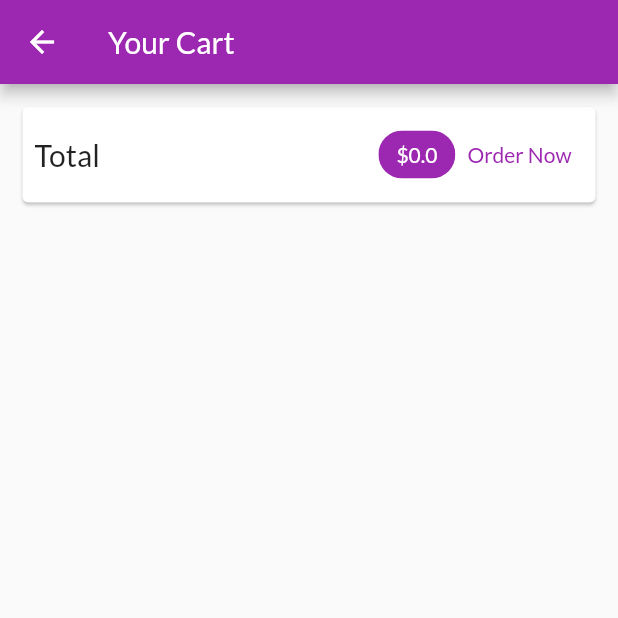
After one commit to bartvanhoey/FlutterTutorials, a Flutter app: the CartScreen screen opened by its route, on a phone screen of 412 x 824 dp, the top half of it. The commit adds this screen. Run offline on Flutter 3.47's test engine with Material 2 defaults, Android fonts, the phone set to English and light mode, and no system bars; network calls fail.

Commit message:
Update End Part 204

```diff
--- a/FlutterUdemy/shop_app/lib/main.dart
+++ b/FlutterUdemy/shop_app/lib/main.dart
@@ -2,6 +2,7 @@ import 'package:flutter/material.dart';
 import 'package:provider/provider.dart';
 import 'package:shop_app/providers/cart_provider.dart';
 import 'package:shop_app/providers/products_provider.dart';
+import 'package:shop_app/screens/cart_screen.dart';
 
 import './screens/product_detail_screen.dart';
 import './screens/products_overview_screen.dart';
@@ -24,12 +25,13 @@ class MyApp extends StatelessWidget {
         title: 'MyShop',
         theme: ThemeData(
             fontFamily: 'Lato',
-            colorScheme: ColorScheme.fromSwatch(primarySwatch: Colors.purple)
+            colorScheme: ColorScheme.fromSwatch(primarySwatch: Colors.purple, backgroundColor: Colors.purple)
                 .copyWith(secondary: Colors.deepOrange)),
-        home: ProductsOverviewScreen(),
+        home: const ProductsOverviewScreen(),
         routes: {
           ProductDetailScreen.routeName: (context) =>
-              const ProductDetailScreen()
+              const ProductDetailScreen(),
+          CartScreen.routeName: (context) => const CartScreen()
         },
       ),
     );
--- a/FlutterUdemy/shop_app/lib/providers/cart_provider.dart
+++ b/FlutterUdemy/shop_app/lib/providers/cart_provider.dart
@@ -24,6 +24,14 @@ class CartProvider with ChangeNotifier {
     return _items.length;
   }
 
+  double get totalAmount {
+    var total = 0.0;
+    _items.forEach((key, cartItem) {
+      total += cartItem.price * cartItem.quantity;
+    });
+    return total;
+  }
+
   void addItem(String productId, double price, String title) {
     if (_items.containsKey(productId)) {
       _items.update(
--- /dev/null
+++ b/FlutterUdemy/shop_app/lib/screens/cart_screen.dart
@@ -0,0 +1,45 @@
+import 'package:flutter/material.dart';
+import 'package:provider/provider.dart';
+import 'package:shop_app/providers/cart_provider.dart';
+
+class CartScreen extends StatelessWidget {
+  static const routeName = 'CartScreen';
+  const CartScreen({super.key});
+
+  @override
+  Widget build(BuildContext context) {
+    final cartProvider = Provider.of<CartProvider>(context);
+
+    return Scaffold(
+      appBar: AppBar(title: const Text('Your Cart')),
+      body: Column(children: [
+        Card(
+            margin: const EdgeInsets.all(15),
+            child: Padding(
+              padding: const EdgeInsets.all(8),
+              child: Row(
+                  mainAxisAlignment: MainAxisAlignment.spaceBetween,
+                  children: [
+                    const Text(
+                      'Total',
+                      style: TextStyle(fontSize: 20),
+                    ),
+                    const Spacer(),
+                    Chip(
+                        label: Text('\$${cartProvider.totalAmount}',
+                            style: TextStyle(
+                                color: Theme.of(context)
+                                    .primaryTextTheme
+                                    .titleMedium
+                                    ?.color)),
+                        backgroundColor: Theme.of(context).colorScheme.primary),
+                    TextButton(
+                      onPressed: () {},
+                      child: Text('Order Now'),
+                    )
+                  ]),
+            ))
+      ]),
+    );
+  }
+}
--- a/FlutterUdemy/shop_app/lib/screens/products_overview_screen.dart
+++ b/FlutterUdemy/shop_app/lib/screens/products_overview_screen.dart
@@ -2,6 +2,7 @@ import 'package:flutter/material.dart';
 import 'package:provider/provider.dart';
 import 'package:shop_app/providers/cart_provider.dart';
 import 'package:shop_app/providers/products_provider.dart';
+import 'package:shop_app/screens/cart_screen.dart';
 
 import '../widgets/products_grid.dart';
 import '../widgets/my_badge.dart';
@@ -33,7 +34,7 @@ class _ProductsOverviewScreenState extends State<ProductsOverviewScreen> {
                       (selectedValue == FilterOptions.favorites) ? true : false;
                 });
               },
-              icon: Icon(Icons.more_vert),
+              icon: const Icon(Icons.more_vert),
               itemBuilder: (_) => [
                 const PopupMenuItem(
                     value: FilterOptions.favorites,
@@ -48,7 +49,9 @@ class _ProductsOverviewScreenState extends State<ProductsOverviewScreen> {
                       child: ch as Widget,
                     ),
                 child: IconButton(
-                    onPressed: () => {}, icon: const Icon(Icons.shopping_cart)))
+                    onPressed: () =>
+                        {Navigator.of(context).pushNamed(CartScreen.routeName)},
+                    icon: const Icon(Icons.shopping_cart)))
           ],
         ),
         body: ProductsGrid(showOnlyFavorites: _showFavoritesOnly));
```
